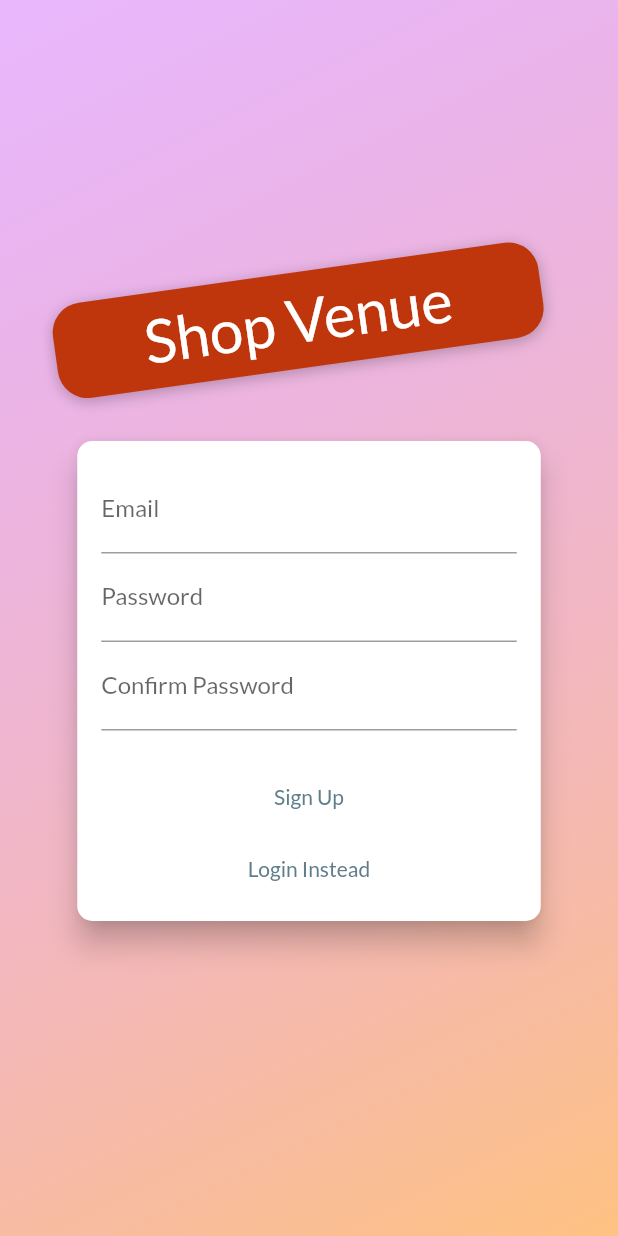
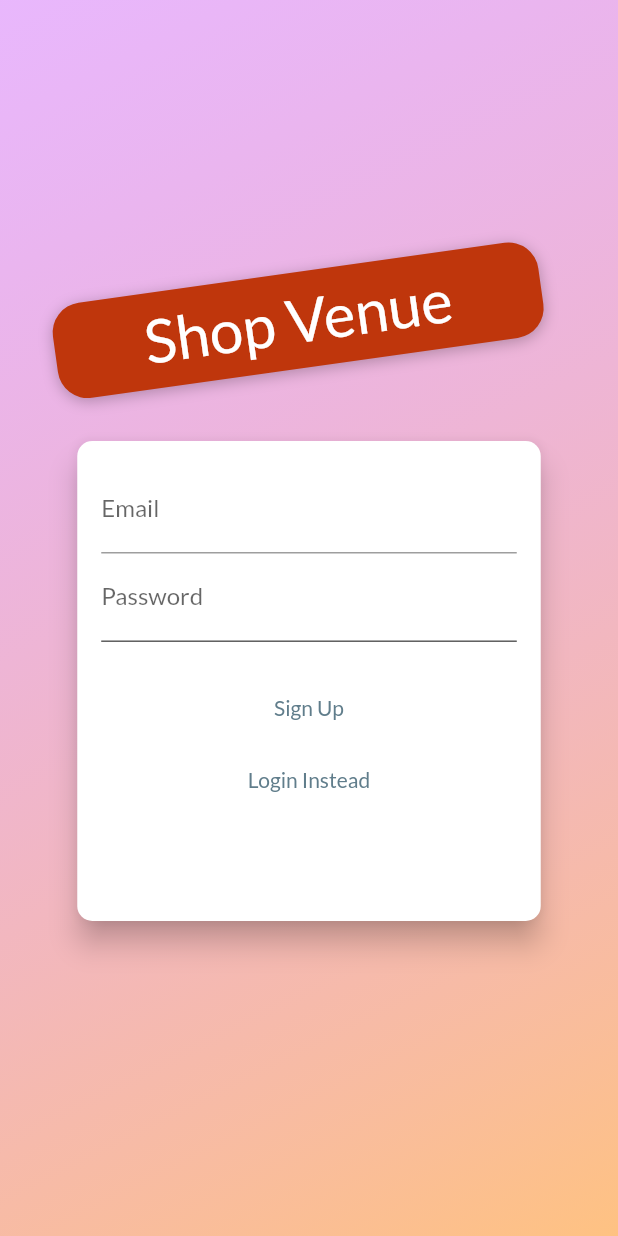
Before and after one commit to samikmaharjan55/Shop-Venue, a Flutter app: the screen it shows after launch, after a tap on "Signup Instead", on a phone screen of 412 x 824 dp. Run offline on Flutter 3.47's test engine with Material 2 defaults, Android fonts, the phone set to English and light mode, and no system bars; our stand-ins replace shared_preferences; network calls fail.

Commit message:
Part 15 Completed

```diff
--- a/lib/providers/auth_provider.dart
+++ b/lib/providers/auth_provider.dart
@@ -106,14 +106,14 @@ class Auth with ChangeNotifier {
       return false;
     }
     final extractedData =
-        json.decode(prefs.getString("userData")) as Map<String, Object>;
-    final expiryDate = DateTime.parse(extractedData['expiryDate']);
+        json.decode(prefs.getString("userData")!) as Map<String, Object>;
+    final expiryDate = DateTime.parse(extractedData['expiryDate'].toString());
     if (expiryDate.isBefore(DateTime.now())) {
       return false;
     }
-    _token = extractedData['token'];
+    _token = extractedData['token'].toString();
     _expiryDate = expiryDate;
-    _userId = extractedData['userId'];
+    _userId = extractedData['userId'].toString();
     notifyListeners();
     _autoLogout();
     return true;
--- a/lib/screens/auth_screen.dart
+++ b/lib/screens/auth_screen.dart
@@ -85,7 +85,8 @@ class AuthCard extends StatefulWidget {
   State<AuthCard> createState() => _AuthCardState();
 }
 
-class _AuthCardState extends State<AuthCard> {
+class _AuthCardState extends State<AuthCard>
+    with SingleTickerProviderStateMixin {
   //form key
   final GlobalKey<FormState> _formKey = GlobalKey();
   AuthMode _authMode = AuthMode.Login;
@@ -95,6 +96,33 @@ class _AuthCardState extends State<AuthCard> {
   };
   var _isLoading = false;
   final _passwordController = TextEditingController();
+
+  // animation
+  late AnimationController _controller;
+  late Animation<Offset> _slideAnimation;
+  late Animation<double> _opacityAnimation;
+
+  @override
+  void initState() {
+    // TODO: implement initState
+    super.initState();
+    _controller = AnimationController(
+      vsync: this,
+      duration: Duration(milliseconds: 300),
+    );
+    _slideAnimation = Tween<Offset>(begin: Offset(0, -1.5), end: Offset(0, 0))
+        .animate(
+            CurvedAnimation(parent: _controller, curve: Curves.bounceInOut));
+    _opacityAnimation = Tween(begin: 0.0, end: 1.0)
+        .animate(CurvedAnimation(parent: _controller, curve: Curves.easeIn));
+  }
+
+  @override
+  void dispose() {
+    // TODO: implement dispose
+    super.dispose();
+    _controller.dispose();
+  }
 
   void _showErrorDialog(String errorMessage) {
     showDialog(
@@ -167,10 +195,12 @@ class _AuthCardState extends State<AuthCard> {
       setState(() {
         _authMode = AuthMode.Signup;
       });
+      _controller.forward();
     } else {
       setState(() {
         _authMode = AuthMode.Login;
       });
+      _controller.reverse();
     }
   }
 
@@ -182,11 +212,20 @@ class _AuthCardState extends State<AuthCard> {
         borderRadius: BorderRadius.circular(10.0),
       ),
       elevation: 8.0,
-      child: Container(
+      child: AnimatedContainer(
+        duration: Duration(
+          milliseconds: 300,
+        ),
+        curve: Curves.easeIn,
+
         height: _authMode == AuthMode.Signup ? 320 : 260,
+        //height: _heightAnimation!.value.height,
         width: deviceSize.width * 0.75,
         constraints:
             BoxConstraints(minHeight: _authMode == AuthMode.Signup ? 320 : 260),
+        //     BoxConstraints(
+        //   minHeight: _heightAnimation!.value.height,
+        // ),
         padding: EdgeInsets.all(16),
         child: Form(
           key: _formKey,
@@ -222,10 +261,21 @@ class _AuthCardState extends State<AuthCard> {
                     _authData['password'] = value!;
                   },
                 ),
-                if (_authMode == AuthMode.Signup)
-                  TextFormField(
+                AnimatedContainer(
+                  duration: Duration(seconds: 300),
+                  curve: Curves.easeIn,
+                  constraints: BoxConstraints(
+                    minHeight: _authMode == AuthMode.Signup ? 60 : 0,
+                    maxHeight: _authMode == AuthMode.Signup ? 120 : 0,
+                  ),
+                  child: FadeTransition(
+                    opacity: _opacityAnimation,
+                    child: SlideTransition(
+                      position: _slideAnimation,
+                      child: TextFormField(
                         enabled: _authMode == AuthMode.Signup,
-                    decoration: InputDecoration(labelText: "Confirm Password"),
+                        decoration:
+                            InputDecoration(labelText: "Confirm Password"),
                         obscureText: true,
                         validator: _authMode == AuthMode.Signup
                             ? (value) {
@@ -234,6 +284,9 @@ class _AuthCardState extends State<AuthCard> {
                                 }
                               }
                             : null,
+                      ),
+                    ),
+                  ),
                 ),
                 SizedBox(
                   height: 20,
--- a/lib/widgets/product_item.dart
+++ b/lib/widgets/product_item.dart
@@ -63,9 +63,15 @@ class ProductItem extends StatelessWidget {
             Navigator.pushNamed(context, ProductDetails.routename,
                 arguments: loadedProduct.id);
           },
-          child: Image.network(
-            loadedProduct.imageURL,
-            fit: BoxFit.cover,
+          child: Hero(
+            tag: 'product${loadedProduct.id}',
+            child: FadeInImage(
+              placeholder: AssetImage("assets/images/placeholder.png"),
+              image: NetworkImage(
+                loadedProduct.imageURL,
+              ),
+              fit: BoxFit.cover,
+            ),
           ),
         ),
       ),
--- a/pubspec.yaml
+++ b/pubspec.yaml
@@ -66,6 +66,7 @@ flutter:
   # To add assets to your application, add an assets section, like this:
   assets:
     - assets/
+    - assets/images/
 
   # An image asset can refer to one or more resolution-specific "variants", see
   # https://flutter.dev/assets-and-images/#resolution-aware
```
Also changed, not shown: assets/images/logo.png (added), assets/images/placeholder.png (added). Lines whose indentation alone changed are shown as unchanged.
